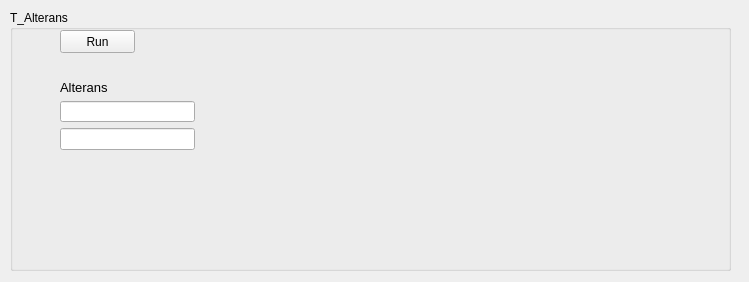
This is EcgApplicationCore/View/t_alt_class_gui.ui in KuleszIB/EcgAppCore as Qt 5 draws it before an edit. The edited form follows.
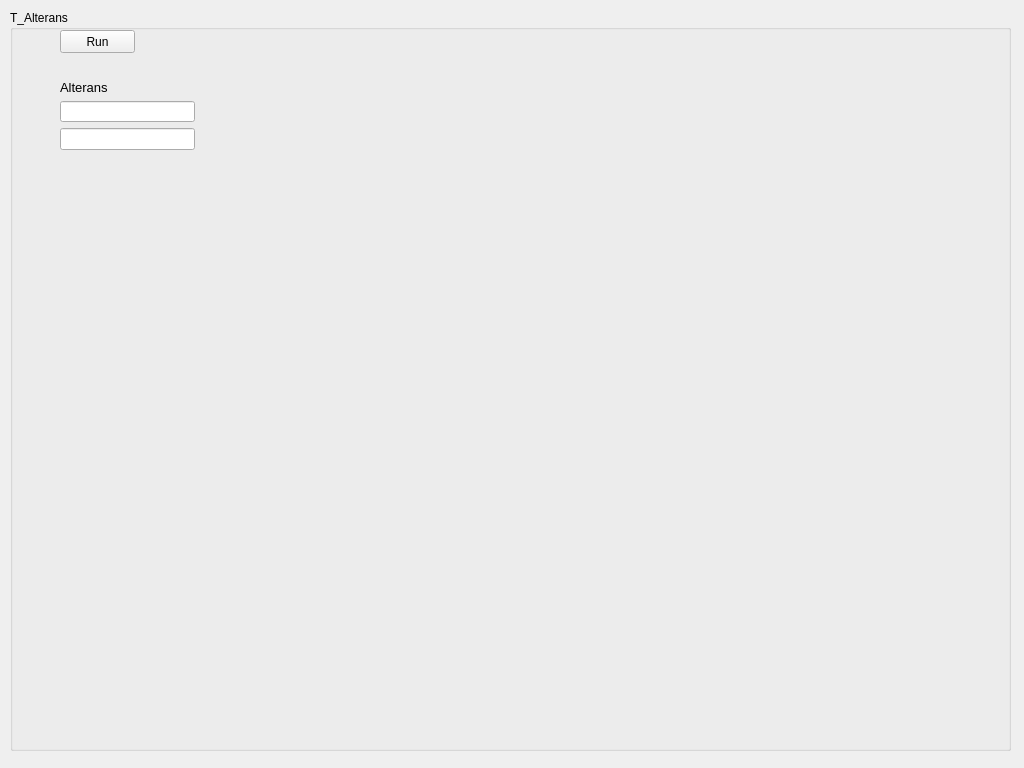
This is the edited form.

Patch:
```diff
--- a/EcgApplicationCore/View/t_alt_class_gui.ui
+++ b/EcgApplicationCore/View/t_alt_class_gui.ui
@@ -6,8 +6,8 @@
    <rect>
     <x>0</x>
     <y>0</y>
-    <width>749</width>
-    <height>282</height>
+    <width>1024</width>
+    <height>768</height>
    </rect>
   </property>
   <property name="windowTitle">
@@ -18,8 +18,8 @@
     <rect>
      <x>10</x>
      <y>10</y>
-     <width>721</width>
-     <height>261</height>
+     <width>1001</width>
+     <height>741</height>
     </rect>
    </property>
    <property name="title">
@@ -66,10 +66,10 @@
    <widget class="QWidget" name="ecgPlot" native="true">
     <property name="geometry">
      <rect>
-      <x>220</x>
-      <y>10</y>
-      <width>311</width>
-      <height>241</height>
+      <x>10</x>
+      <y>200</y>
+      <width>780</width>
+      <height>310</height>
      </rect>
     </property>
    </widget>
```
